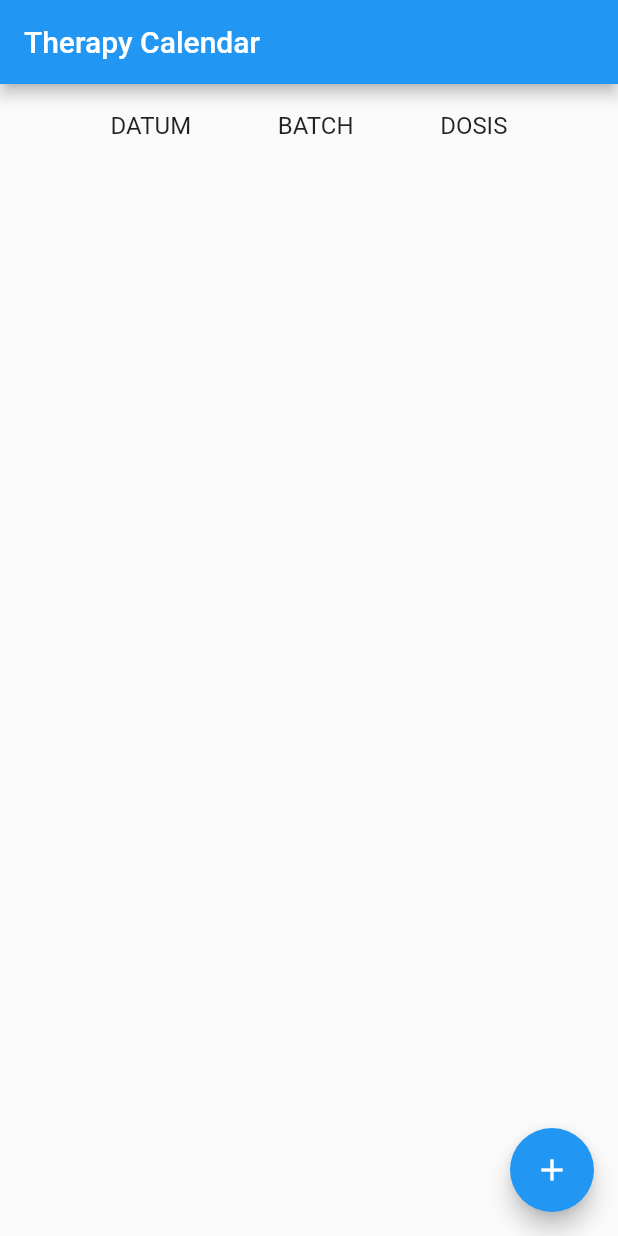
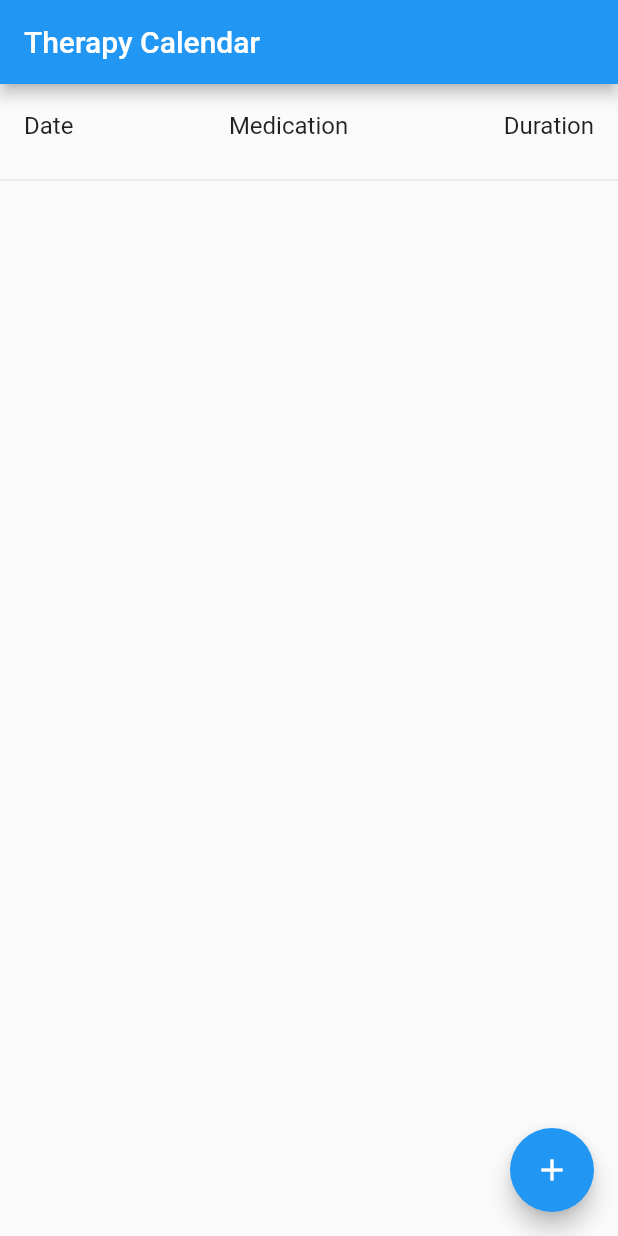
Before and after one commit to schnedo/therapy_calendar, a Flutter app: the screen it shows after launch, on a phone screen of 412 x 824 dp. Run offline on Flutter 3.47's test engine with Material 2 defaults, Android fonts, the phone set to English and light mode, and no system bars; our stand-ins replace built_collection, built_value, flutter_bloc; generated files the repository leaves out were written again.

Commit message:
Used new MedicationEntry-Card

```diff
--- a/lib/l10n/intl_de_DE.arb
+++ b/lib/l10n/intl_de_DE.arb
@@ -1,4 +1,7 @@
 {
   "@@locale": "de_DE",
-  "dayViewTitle": "Therapie Kalender"
+  "dayViewTitle": "Therapie Kalender",
+  "dayViewDateHeader": "Datum",
+  "dayViewMedicationHeader": "Medikation",
+  "dayViewDurationHeader": "Dauer"
 }
--- a/lib/l10n/intl_en_US.arb
+++ b/lib/l10n/intl_en_US.arb
@@ -1,4 +1,7 @@
 {
   "@@locale": "en_US",
-  "dayViewTitle": "Therapy Calendar"
+  "dayViewTitle": "Therapy Calendar",
+  "dayViewDateHeader": "Date",
+  "dayViewMedicationHeader": "Medication",
+  "dayViewDurationHeader": "Duration"
 }
--- a/lib/main.dart
+++ b/lib/main.dart
@@ -1,8 +1,6 @@
 import 'package:flutter/material.dart';
 import 'package:flutter_bloc/flutter_bloc.dart';
 import 'package:flutter_localizations/flutter_localizations.dart';
-import 'package:intl/date_symbol_data_local.dart';
-import 'package:intl/intl.dart';
 import 'package:therapy_calendar/config/routes.dart';
 import 'package:therapy_calendar/generated/l10n.dart';
 
@@ -15,8 +13,6 @@ void main() {
 class TherapyCalendar extends StatelessWidget {
   @override
   Widget build(BuildContext context) {
-    Intl.defaultLocale = 'de_DE';
-    initializeDateFormatting();
     final routes = getRoutes();
 
     return BlocProvider(
--- a/lib/views/day_view.dart
+++ b/lib/views/day_view.dart
@@ -1,11 +1,36 @@
+import 'package:built_collection/built_collection.dart';
 import 'package:flutter/cupertino.dart';
 import 'package:flutter/material.dart';
 import 'package:flutter_bloc/flutter_bloc.dart';
-import 'package:intl/intl.dart';
 import 'package:therapy_calendar/bloc/medication_entry_bloc.dart';
 import 'package:therapy_calendar/generated/l10n.dart';
+import 'package:therapy_calendar/model/batch_number.dart';
+import 'package:therapy_calendar/model/dose.dart';
+import 'package:therapy_calendar/model/medicament.dart';
+import 'package:therapy_calendar/model/medication.dart';
 import 'package:therapy_calendar/model/medication_entry.dart';
-import 'package:therapy_calendar/widgets/medication_entry/add.dart';
+import 'package:therapy_calendar/widgets/medication_entry/card.dart';
+
+MedicationEntry _someEntry() => MedicationEntry((medication) => medication
+  ..medications = ListBuilder<Medication>([
+    Medication(
+      (b) => b
+        ..medicament = (MedicamentBuilder()
+          ..batchNumber = (BatchNumberBuilder()..number = 12345678)
+          ..name = 'Medikament')
+        ..dose = (DoseBuilder()..amount = 20),
+    ),
+    Medication(
+      (b) => b
+        ..medicament = (MedicamentBuilder()
+          ..batchNumber = (BatchNumberBuilder()..number = 12345678)
+          ..name = 'Medikament')
+        ..dose = (DoseBuilder()..amount = 20),
+    )
+  ])
+  ..date = DateTime.now()
+  ..duration = const Duration(hours: 2)
+  ..comments = 'Einnahme 400 mg Paracetamol');
 
 class DayView extends StatelessWidget {
   static const routeName = '/';
@@ -15,7 +40,8 @@ class DayView extends StatelessWidget {
         appBar: AppBar(title: Text(S.of(context).dayViewTitle)),
         floatingActionButton: FloatingActionButton(
           onPressed: () {
-            Navigator.pushNamed(context, AddMedicationEntry.routeName);
+            context.bloc<MedicationEntryBloc>().add(_someEntry());
+//            Navigator.pushNamed(context, AddMedicationEntry.routeName);
           },
           child: const Icon(Icons.add),
         ),
@@ -23,35 +49,20 @@ class DayView extends StatelessWidget {
           children: [
             ListTile(
                 title: Row(
-              mainAxisAlignment: MainAxisAlignment.spaceEvenly,
+              mainAxisAlignment: MainAxisAlignment.spaceBetween,
               children: [
-                const Text('DATUM'),
-                const Text('BATCH'),
-                const Text('DOSIS'),
+                Text(S.of(context).dayViewDateHeader),
+                Text(S.of(context).dayViewMedicationHeader),
+                Text(S.of(context).dayViewDurationHeader),
               ],
             )),
+            const Divider(),
             Expanded(
                 child: BlocBuilder<MedicationEntryBloc, List<MedicationEntry>>(
               buildWhen: (_, __) => true,
               builder: (context, medicationEntries) => ListView.builder(
-                itemBuilder: (ctx, index) {
-                  final item = medicationEntries[index];
-                  final date = DateFormat.E().add_d().format(item.date);
-
-                  return Padding(
-                    padding: const EdgeInsets.all(8),
-                    child: Row(
-                      mainAxisAlignment: MainAxisAlignment.spaceEvenly,
-                      crossAxisAlignment: CrossAxisAlignment.center,
-                      children: [
-                        Text('$date'),
-                        Text('${item.medications}'),
-//                        Text('${item.dose.count} x'
-//                            '${item.dose.singleDose} ml'),
-                      ],
-                    ),
-                  );
-                },
+                itemBuilder: (ctx, index) =>
+                    MedicationEntryCard(entry: medicationEntries[index]),
                 itemCount: medicationEntries.length,
               ),
             )),
```
